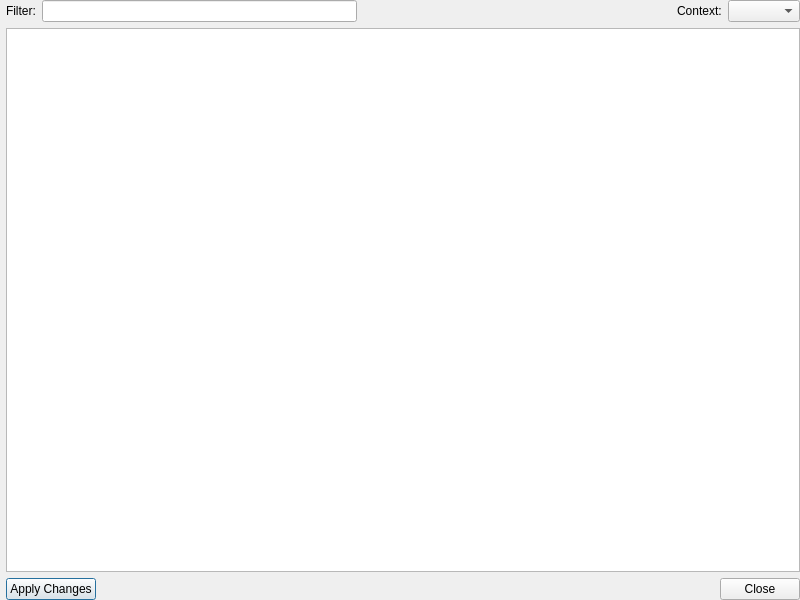
Above: src/Form_Files/ReplacementChooser.ui from Sigil-Ebook/Sigil before the change. Below: the same form after it.
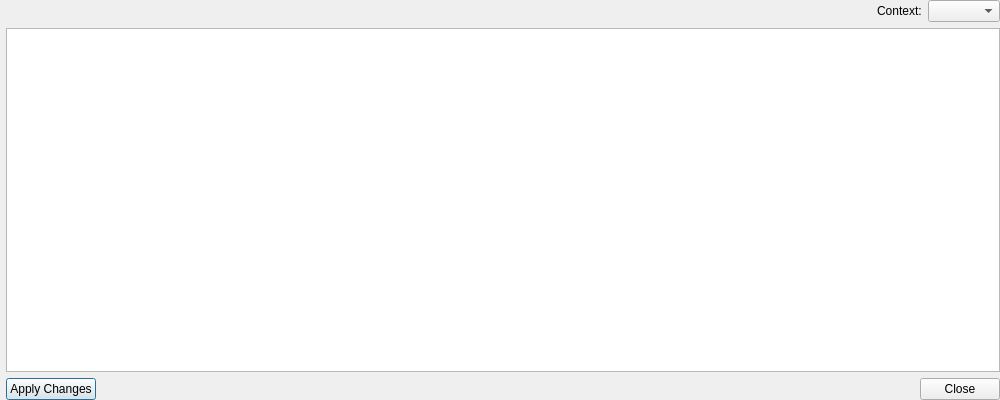
That is the form after the change.

Commit message: cleanups and better tooltips for DryRun and Chooser

Patch:
```diff
--- a/src/Form_Files/ReplacementChooser.ui
+++ b/src/Form_Files/ReplacementChooser.ui
@@ -6,8 +6,8 @@
    <rect>
     <x>0</x>
     <y>0</y>
-    <width>800</width>
-    <height>600</height>
+    <width>1000</width>
+    <height>400</height>
    </rect>
   </property>
   <property name="windowTitle">
@@ -28,19 +28,6 @@
    </property>
    <item>
     <layout class="QHBoxLayout" name="horizontalLayout" stretch="0,0">
-     <item>
-      <widget class="QLabel" name="label">
-       <property name="toolTip">
-        <string>List only the table rows which contain the text you enter.</string>
-       </property>
-       <property name="text">
-        <string>Filter:</string>
-       </property>
-      </widget>
-     </item>
-     <item>
-      <widget class="QLineEdit" name="leFilter"/>
-     </item>
      <item>
       <spacer name="horizontalSpacer1">
        <property name="orientation">
```
Left out of the diff: 9 changed lines with no effect on the pictures. The commit also changes 6 other files.
